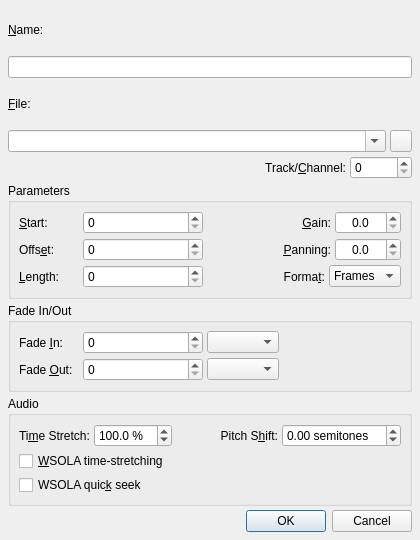
First picture: the form in src/qtractorClipForm.ui, repository rncbc/qtractor, before the edit.
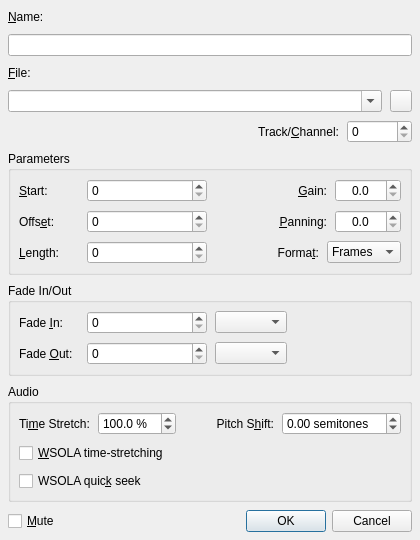
Second picture: the form after the edit. Icons and pictures are not drawn. Custom widgets are drawn as their Qt base class.

Commit message:
- New Clip Mute state property introduced. (EXPERIMENTAL)
- Allow to (toggle) mute of multiple selected clips; also added
  File / Mute menu action and (yellow) status label to the MIDI
  clip editor (aka. piano-roll).

Diff of the .ui file:
```diff
--- a/src/qtractorClipForm.ui
+++ b/src/qtractorClipForm.ui
@@ -607,6 +607,15 @@
     </widget>
    </item>
    <item row="8" column="0" colspan="10">
+    <layout class="QHBoxLayout">
+     <item>
+      <widget class="QCheckBox" name="ClipMuteCheckBox">
+       <property name="text">
+        <string>&amp;Mute</string>
+       </property>
+      </widget>
+     </item>
+     <item>
     <widget class="QDialogButtonBox" name="DialogButtonBox">
      <property name="orientation">
       <enum>Qt::Horizontal</enum>
@@ -617,8 +626,10 @@
     </widget>
    </item>
   </layout>
+   </item>
+  </layout>
  </widget>
- <layoutdefault spacing="4" margin="8"/>
+ <layoutdefault spacing="8" margin="8"/>
  <customwidgets>
   <customwidget>
    <class>qtractorTimeSpinBox</class>
```
Left out of the diff: 1 changed line with no effect on the pictures. Lines whose indentation alone changed are shown as unchanged. The commit also changes 24 other files.
